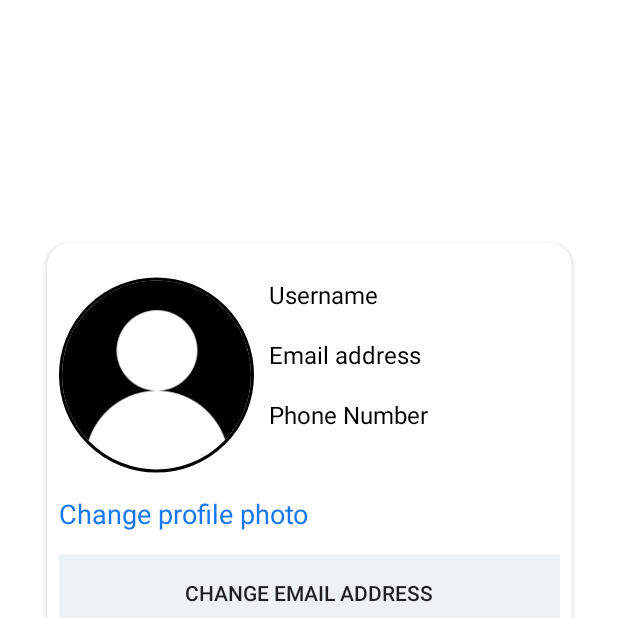
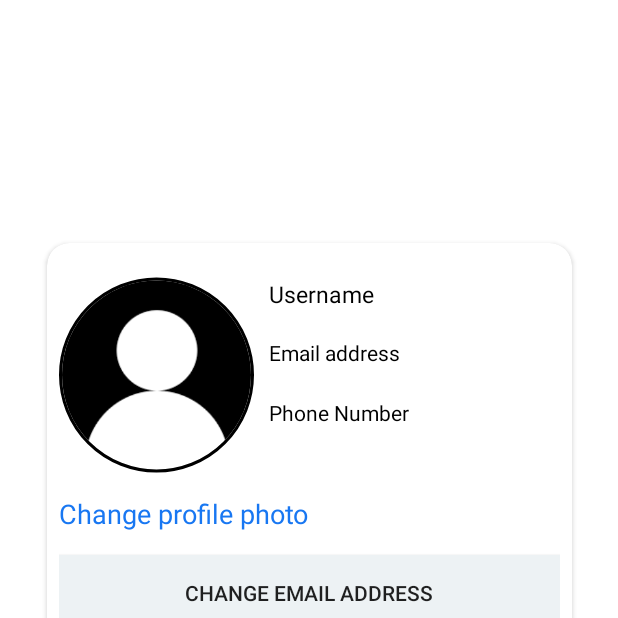
Before and after one commit to penjorkinley/ToDoTask, an Android app: the screen it shows after launch once a user with an empty profile is signed in (EditProfile_activity), after a tap on an icon or button, on a phone screen of 412 x 824 dp, the top half of it. Run offline under Robolectric (Android 15) with nearby library versions, the phone set to English and light mode, and no system bars; our stand-ins replace CircleImageView, Firebase (no records; nobody signed in at launch, a user with empty details on screens opened directly).

Commit message:
fixed the image upload crash

```diff
--- a/app/build.gradle
+++ b/app/build.gradle
@@ -59,4 +59,6 @@ dependencies {
     implementation 'com.github.bumptech.glide:glide:4.13.2'
     annotationProcessor 'com.github.bumptech.glide:compiler:4.13.2'
 
+    implementation 'com.squareup.picasso:picasso:2.8'
+
 }
--- a/app/src/main/AndroidManifest.xml
+++ b/app/src/main/AndroidManifest.xml
@@ -3,6 +3,7 @@
     xmlns:tools="http://schemas.android.com/tools"
     package="com.example.motherchild_digitalhealth_book">
 
+    <uses-permission android:name="android.permission.INTERNET"/>
     <uses-permission android:name="android.permission.ACCESS_NETWORK_STATE" />
 
     <application
--- a/app/src/main/java/com/example/motherchild_digitalhealth_book/ProfileActivity.java
+++ b/app/src/main/java/com/example/motherchild_digitalhealth_book/ProfileActivity.java
@@ -19,6 +19,8 @@ import com.google.firebase.database.DatabaseError;
 import com.google.firebase.database.DatabaseReference;
 import com.google.firebase.database.FirebaseDatabase;
 import com.google.firebase.database.ValueEventListener;
+import com.google.firebase.storage.FirebaseStorage;
+import com.google.firebase.storage.StorageReference;
 
 import java.util.Objects;
 
@@ -29,7 +31,6 @@ public class ProfileActivity extends AppCompatActivity {
     TabLayout tabLayout;
     MyViewPagerAdapter myViewPagerAdapter;
     AlertDialog.Builder builder;
-
     CircleImageView profile_imageView;
     TextView username_tv;
     private DatabaseReference databaseReference;
@@ -40,15 +41,29 @@ public class ProfileActivity extends AppCompatActivity {
         setContentView(R.layout.activity_profile);
         Objects.requireNonNull(getSupportActionBar()).hide();
 
-
-
         //to get profile pic and user name
         profile_imageView = findViewById(R.id.home_profile_pic);
         username_tv = findViewById(R.id.home_username);
 
         databaseReference = FirebaseDatabase.getInstance().getReference().child("users").child(
-                Objects.requireNonNull(FirebaseAuth.getInstance().getCurrentUser()).getUid()
+               FirebaseAuth.getInstance().getCurrentUser().getUid()
         );
+//        FirebaseDatabase firebaseDatabase = FirebaseDatabase.getInstance();
+//        DatabaseReference databaseReference = firebaseDatabase.getReference();
+//        DatabaseReference getImage = databaseReference.child("users").child(
+//                FirebaseAuth.getInstance().getCurrentUser().getUid()
+//        );
+//        getImage.addListenerForSingleValueEvent(new ValueEventListener() {
+//            @Override
+//            public void onDataChange(@NonNull DataSnapshot snapshot) {
+//                String
+//            }
+//
+//            @Override
+//            public void onCancelled(@NonNull DatabaseError error) {
+//
+//            }
+//        });
 
         databaseReference.addValueEventListener(new ValueEventListener() {
             @Override
@@ -59,9 +74,13 @@ public class ProfileActivity extends AppCompatActivity {
                     String name = snapshot.child("name").getValue().toString();
                     username_tv.setText(name);
 
-                    //to get profile picture
-//                    String imageUrl = snapshot.child("profile_picture_url").getValue().toString();
-//                    Glide.with(getApplicationContext()).load(imageUrl).into(profile_imageView);
+                    if (snapshot.hasChild("profile_picture_url")){
+                        //to get profile picture
+                        String imageUrl = snapshot.child("profile_picture_url").getValue(String.class);
+                        Glide.with(getApplicationContext()).load(imageUrl).into(profile_imageView);
+                    }else{
+                        profile_imageView.setImageResource(R.drawable.profile_image);
+                    }
                 }
             }
 
--- a/app/src/main/java/com/example/motherchild_digitalhealth_book/SignUpActivity.java
+++ b/app/src/main/java/com/example/motherchild_digitalhealth_book/SignUpActivity.java
@@ -168,7 +168,7 @@ public class SignUpActivity extends AppCompatActivity {
                                     @Override
                                     public void onComplete(@NonNull Task task) {
                                         if (task.isSuccessful()){
-                                            Toast.makeText(SignUpActivity.this, "Data saved successful", Toast.LENGTH_SHORT).show();
+                                            Toast.makeText(SignUpActivity.this, "Registered Successfully", Toast.LENGTH_SHORT).show();
                                         }
                                         else{
                                             Toast.makeText(SignUpActivity.this, task.getException().toString(), Toast.LENGTH_SHORT).show();
--- a/app/src/main/res/layout/activity_edit_profile.xml
+++ b/app/src/main/res/layout/activity_edit_profile.xml
@@ -42,7 +42,7 @@
                 android:paddingStart="10dp"
                 android:text="Username"
                 android:textColor="@color/black"
-                android:textSize="16sp"
+                android:textSize="15sp"
                 tools:ignore="HardcodedText,RtlSymmetry" />
 
             <TextView
@@ -55,8 +55,9 @@
                 android:paddingStart="10dp"
                 android:text="Email address"
                 android:textColor="@color/black"
-                android:textSize="16sp"
+                android:textSize="14sp"
                 tools:ignore="HardcodedText,RtlSymmetry" />
+
             <TextView
                 android:id="@+id/edit_profile_phoneNo"
                 android:layout_width="match_parent"
@@ -67,18 +68,18 @@
                 android:paddingStart="10dp"
                 android:text="Phone Number"
                 android:textColor="@color/black"
-                android:textSize="16sp"
+                android:textSize="14sp"
                 tools:ignore="HardcodedText,RtlSymmetry" />
 
             <TextView
                 android:id="@+id/change_profile_pic"
                 android:layout_width="match_parent"
                 android:layout_height="40dp"
+                android:layout_below="@+id/edit_profile_pic"
                 android:layout_marginTop="10dp"
                 android:text="Change profile photo"
+                android:textColor="#1877F2"
                 android:textSize="18sp"
-                android:textColor="#1877F2"
-                android:layout_below="@+id/edit_profile_pic"
                 tools:ignore="HardcodedText" />
 
             <androidx.appcompat.widget.AppCompatButton
```
Also changed, not shown: app/src/main/java/com/example/motherchild_digitalhealth_book/EditProfile_activity.java (+7 -2 lines).
